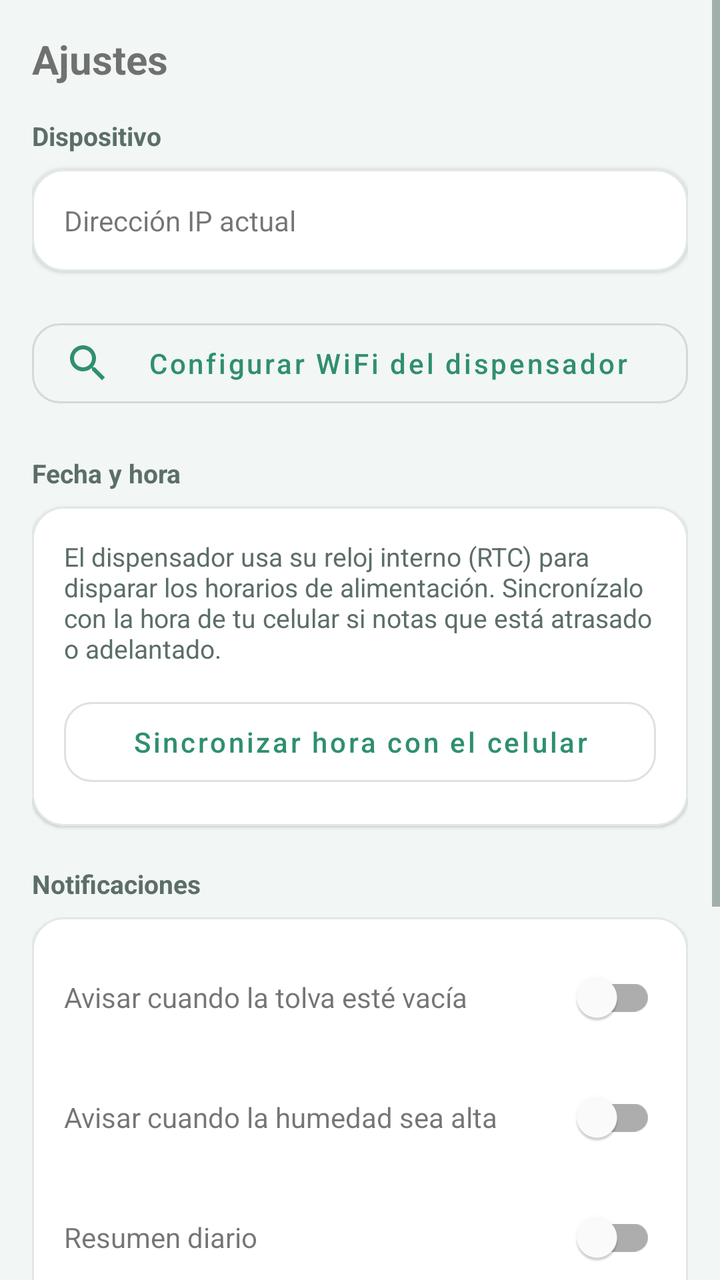
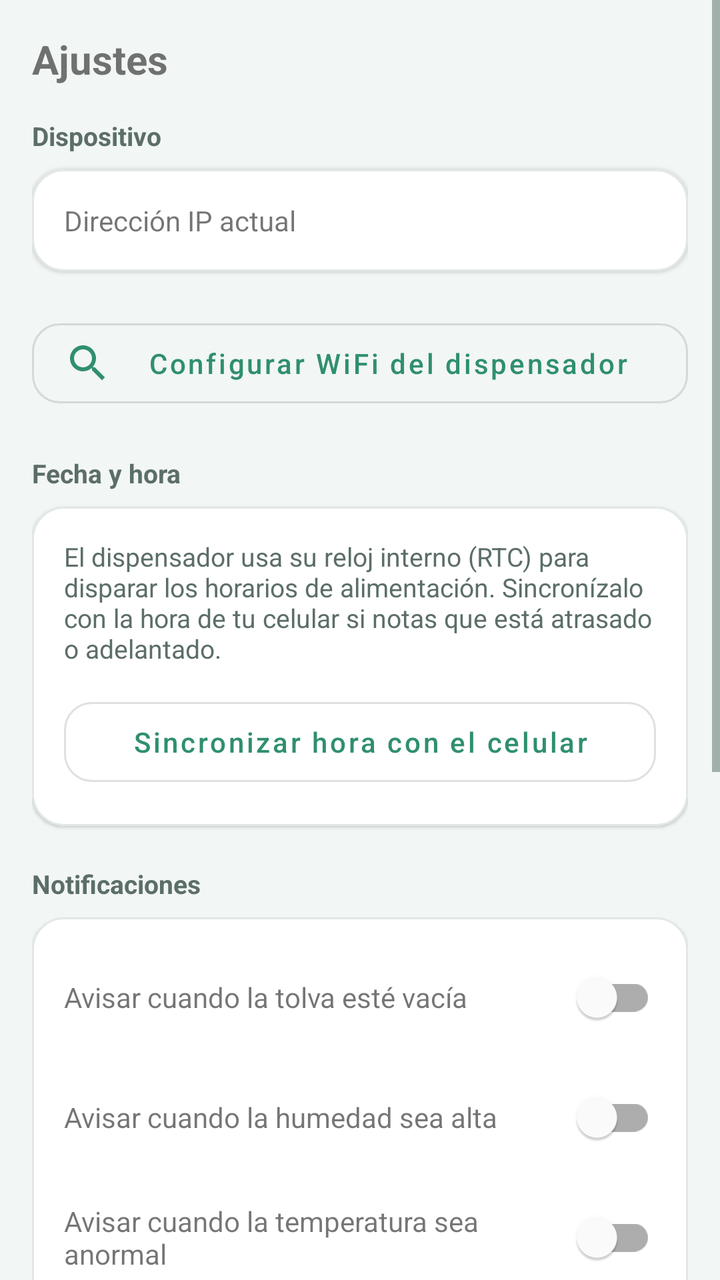

Compare the two renders of this Android layout. The source of the first and the diff that turns it into the second are given below.
<!-- AndroidManifest.xml: application theme Theme.FishFeeder -->
<!-- res/layout/fragment_settings.xml -->
<?xml version="1.0" encoding="utf-8"?>
<ScrollView xmlns:android="http://schemas.android.com/apk/res/android"
    xmlns:app="http://schemas.android.com/apk/res-auto"
    android:layout_width="match_parent"
    android:layout_height="match_parent"
    android:background="@color/background_light">

    <LinearLayout
        android:layout_width="match_parent"
        android:layout_height="wrap_content"
        android:orientation="vertical"
        android:padding="16dp">

        <TextView
            android:layout_width="wrap_content"
            android:layout_height="wrap_content"
            android:text="@string/settings_title"
            android:textSize="20sp"
            android:textStyle="bold"
            android:layout_marginBottom="16dp" />

        <TextView
            android:layout_width="wrap_content"
            android:layout_height="wrap_content"
            android:text="@string/settings_device"
            android:textSize="13sp"
            android:textStyle="bold"
            android:textColor="@color/text_secondary_light"
            android:layout_marginBottom="8dp" />

        <com.google.android.material.card.MaterialCardView
            style="@style/CardStyle"
            android:layout_width="match_parent"
            android:layout_height="wrap_content"
            android:layout_marginBottom="20dp">

            <LinearLayout
                android:layout_width="match_parent"
                android:layout_height="wrap_content"
                android:orientation="horizontal"
                android:gravity="center_vertical">

                <TextView
                    android:layout_width="0dp"
                    android:layout_height="wrap_content"
                    android:layout_weight="1"
                    android:text="@string/settings_ip_label"
                    android:textSize="14sp" />

                <TextView
                    android:id="@+id/tvCurrentIp"
                    android:layout_width="wrap_content"
                    android:layout_height="wrap_content"
                    android:textStyle="bold" />
            </LinearLayout>
        </com.google.android.material.card.MaterialCardView>

        <com.google.android.material.button.MaterialButton
            android:id="@+id/btnConfigureWifi"
            style="@style/Widget.MaterialComponents.Button.OutlinedButton"
            android:layout_width="match_parent"
            android:layout_height="52dp"
            android:layout_marginBottom="20dp"
            app:cornerRadius="14dp"
            app:icon="@drawable/ic_search"
            android:text="@string/btn_configure_wifi"
            android:textAllCaps="false" />

        <TextView
            android:layout_width="wrap_content"
            android:layout_height="wrap_content"
            android:text="@string/settings_datetime"
            android:textSize="13sp"
            android:textStyle="bold"
            android:textColor="@color/text_secondary_light"
            android:layout_marginBottom="8dp" />

        <com.google.android.material.card.MaterialCardView
            style="@style/CardStyle"
            android:layout_width="match_parent"
            android:layout_height="wrap_content"
            android:layout_marginBottom="20dp">

            <LinearLayout
                android:layout_width="match_parent"
                android:layout_height="wrap_content"
                android:orientation="vertical">

                <TextView
                    android:layout_width="match_parent"
                    android:layout_height="wrap_content"
                    android:text="@string/settings_datetime_desc"
                    android:textSize="13sp"
                    android:textColor="@color/text_secondary_light"
                    android:layout_marginBottom="12dp" />

                <com.google.android.material.button.MaterialButton
                    android:id="@+id/btnSyncTime"
                    style="@style/Widget.MaterialComponents.Button.OutlinedButton"
                    android:layout_width="match_parent"
                    android:layout_height="52dp"
                    app:cornerRadius="14dp"
                    android:text="@string/btn_sync_time"
                    android:textAllCaps="false" />
            </LinearLayout>
        </com.google.android.material.card.MaterialCardView>

        <TextView
            android:layout_width="wrap_content"
            android:layout_height="wrap_content"
            android:text="@string/settings_notifications"
            android:textSize="13sp"
            android:textStyle="bold"
            android:textColor="@color/text_secondary_light"
            android:layout_marginBottom="8dp" />

        <com.google.android.material.card.MaterialCardView
            style="@style/CardStyle"
            android:layout_width="match_parent"
            android:layout_height="wrap_content"
            android:layout_marginBottom="20dp">

            <LinearLayout
                android:layout_width="match_parent"
                android:layout_height="wrap_content"
                android:orientation="vertical">

                <LinearLayout
                    android:layout_width="match_parent"
                    android:layout_height="wrap_content"
                    android:orientation="horizontal"
                    android:gravity="center_vertical"
                    android:layout_marginBottom="12dp">

                    <TextView
                        android:layout_width="0dp"
                        android:layout_height="wrap_content"
                        android:layout_weight="1"
                        android:text="@string/settings_notify_empty"
                        android:textSize="14sp" />

                    <com.google.android.material.switchmaterial.SwitchMaterial
                        android:id="@+id/switchNotifyEmpty"
                        android:layout_width="wrap_content"
                        android:layout_height="wrap_content" />
                </LinearLayout>

                <LinearLayout
                    android:layout_width="match_parent"
                    android:layout_height="wrap_content"
                    android:orientation="horizontal"
                    android:gravity="center_vertical"
                    android:layout_marginBottom="12dp">

                    <TextView
                        android:layout_width="0dp"
                        android:layout_height="wrap_content"
                        android:layout_weight="1"
                        android:text="@string/settings_notify_humidity"
                        android:textSize="14sp" />

                    <com.google.android.material.switchmaterial.SwitchMaterial
                        android:id="@+id/switchNotifyHumidity"
                        android:layout_width="wrap_content"
                        android:layout_height="wrap_content" />
                </LinearLayout>

                <LinearLayout
                    android:layout_width="match_parent"
                    android:layout_height="wrap_content"
                    android:orientation="horizontal"
                    android:gravity="center_vertical">

                    <TextView
                        android:layout_width="0dp"
                        android:layout_height="wrap_content"
                        android:layout_weight="1"
                        android:text="@string/settings_notify_daily_summary"
                        android:textSize="14sp" />

                    <com.google.android.material.switchmaterial.SwitchMaterial
                        android:id="@+id/switchNotifyDailySummary"
                        android:layout_width="wrap_content"
                        android:layout_height="wrap_content" />
                </LinearLayout>
            </LinearLayout>
        </com.google.android.material.card.MaterialCardView>

        <TextView
            android:layout_width="wrap_content"
            android:layout_height="wrap_content"
            android:text="@string/settings_vacation_mode"
            android:textSize="13sp"
            android:textStyle="bold"
            android:textColor="@color/text_secondary_light"
            android:layout_marginBottom="8dp" />

        <com.google.android.material.card.MaterialCardView
            style="@style/CardStyle"
            android:layout_width="match_parent"
            android:layout_height="wrap_content"
            android:layout_marginBottom="20dp">

            <LinearLayout
                android:layout_width="match_parent"
                android:layout_height="wrap_content"
                android:orientation="horizontal"
                android:gravity="center_vertical">

                <TextView
                    android:layout_width="0dp"
                    android:layout_height="wrap_content"
                    android:layout_weight="1"
                    android:text="@string/settings_vacation_mode_desc"
                    android:textSize="13sp"
                    android:textColor="@color/text_secondary_light" />

                <com.google.android.material.switchmaterial.SwitchMaterial
                    android:id="@+id/switchVacationMode"
                    android:layout_width="wrap_content"
                    android:layout_height="wrap_content"
                    android:layout_marginStart="12dp" />
            </LinearLayout>
        </com.google.android.material.card.MaterialCardView>

        <com.google.android.material.button.MaterialButton
            android:id="@+id/btnDisconnect"
            style="@style/Widget.MaterialComponents.Button.OutlinedButton"
            android:layout_width="match_parent"
            android:layout_height="52dp"
            app:cornerRadius="14dp"
            app:strokeColor="@color/alert_danger"
            android:textColor="@color/alert_danger"
            android:text="@string/btn_disconnect"
            android:textAllCaps="false" />

        <com.google.android.material.button.MaterialButton
            android:id="@+id/btnConnectDevice"
            android:layout_width="match_parent"
            android:layout_height="52dp"
            app:cornerRadius="14dp"
            android:text="@string/btn_connect_device"
            android:textAllCaps="false"
            android:visibility="gone" />

    </LinearLayout>
</ScrollView>
<!-- resources referenced by this layout -->
<resources>
  <color name="alert_danger">#C6423F</color>
  <color name="background_light">#F2F6F4</color>
  <color name="text_secondary_light">#5C6E68</color>
  <!-- drawable ic_search (drawable) -->
  <vector xmlns:android="http://schemas.android.com/apk/res/android"
      android:width="24dp"
      android:height="24dp"
      android:viewportWidth="24"
      android:viewportHeight="24"
      android:tint="@color/brand_primary">
      <path
          android:fillColor="@android:color/white"
          android:pathData="M15.5,14h-0.79l-0.28,-0.27C15.41,12.59 16,11.11 16,9.5C16,5.91 13.09,3 9.5,3S3,5.91 3,9.5S5.91,16 9.5,16c1.61,0 3.09,-0.59 4.23,-1.57l0.27,0.28v0.79l5,4.99L20.49,19l-4.99,-5zM9.5,14C7.01,14 5,11.99 5,9.5S7.01,5 9.5,5S14,7.01 14,9.5S11.99,14 9.5,14z"/>
  </vector>
  <string name="btn_configure_wifi">Configurar WiFi del dispensador</string>
  <string name="btn_connect_device">Conectar dispensador</string>
  <string name="btn_disconnect">Desconectar dispositivo</string>
  <string name="btn_sync_time">Sincronizar hora con el celular</string>
  <string name="settings_datetime">Fecha y hora</string>
  <string name="settings_datetime_desc">El dispensador usa su reloj interno (RTC) para disparar los horarios de alimentación. Sincronízalo con la hora de tu celular si notas que está atrasado o adelantado.</string>
  <string name="settings_device">Dispositivo</string>
  <string name="settings_ip_label">Dirección IP actual</string>
  <string name="settings_notifications">Notificaciones</string>
  <string name="settings_notify_daily_summary">Resumen diario</string>
  <string name="settings_notify_empty">Avisar cuando la tolva esté vacía</string>
  <string name="settings_notify_humidity">Avisar cuando la humedad sea alta</string>
  <string name="settings_title">Ajustes</string>
  <string name="settings_vacation_mode">Modo vacaciones</string>
  <string name="settings_vacation_mode_desc">Pausa todos los horarios de alimentación sin borrarlos. Útil si alguien más cuida los peces o si necesitas detener la alimentación automática temporalmente.</string>
  <style name="CardStyle">
          <item name="cardCornerRadius">16dp</item>
          <item name="cardElevation">1dp</item>
          <item name="strokeColor">@color/divider_light</item>
          <item name="strokeWidth">1dp</item>
          <item name="contentPadding">16dp</item>
      </style>
  <style name="Theme.FishFeeder" parent="Theme.MaterialComponents.DayNight.NoActionBar">
          <item name="colorPrimary">@color/brand_primary</item>
          <item name="colorPrimaryDark">@color/brand_primary_dark</item>
          <item name="colorSecondary">@color/brand_secondary</item>
          <item name="colorOnPrimary">@color/surface_light</item>
          <item name="android:statusBarColor">@color/brand_primary_dark</item>
          <item name="android:windowBackground">@color/background_light</item>
          <item name="colorSurface">@color/surface_light</item>
          <item name="android:textColorPrimary">@color/text_primary_light</item>
          <item name="android:textColorSecondary">@color/text_secondary_light</item>
      </style>
  <color name="brand_primary">#2F8F6F</color>
  <color name="divider_light">#E1E8E5</color>
  <color name="brand_primary_dark">#1E6B50</color>
  <color name="brand_secondary">#3B82C4</color>
  <color name="surface_light">#FFFFFF</color>
  <color name="text_primary_light">#1B2B26</color>
</resources>

<!-- the commit's change to res/layout/fragment_settings.xml (unified diff, before → after) -->
@@ -169,6 +169,26 @@
                     android:layout_width="match_parent"
                     android:layout_height="wrap_content"
                     android:orientation="horizontal"
+                    android:gravity="center_vertical"
+                    android:layout_marginBottom="12dp">
+
+                    <TextView
+                        android:layout_width="0dp"
+                        android:layout_height="wrap_content"
+                        android:layout_weight="1"
+                        android:text="@string/settings_notify_temperature"
+                        android:textSize="14sp" />
+
+                    <com.google.android.material.switchmaterial.SwitchMaterial
+                        android:id="@+id/switchNotifyTemperature"
+                        android:layout_width="wrap_content"
+                        android:layout_height="wrap_content" />
+                </LinearLayout>
+
+                <LinearLayout
+                    android:layout_width="match_parent"
+                    android:layout_height="wrap_content"
+                    android:orientation="horizontal"
                     android:gravity="center_vertical">
 
                     <TextView
@@ -185,6 +205,25 @@
                 </LinearLayout>
             </LinearLayout>
         </com.google.android.material.card.MaterialCardView>
+
+        <TextView
+            android:layout_width="wrap_content"
+            android:layout_height="wrap_content"
+            android:text="@string/settings_thresholds"
+            android:textSize="13sp"
+            android:textStyle="bold"
+            android:textColor="@color/text_secondary_light"
+            android:layout_marginBottom="8dp" />
+
+        <com.google.android.material.button.MaterialButton
+            android:id="@+id/btnConfigureThresholds"
+            style="@style/Widget.MaterialComponents.Button.OutlinedButton"
+            android:layout_width="match_parent"
+            android:layout_height="52dp"
+            android:layout_marginBottom="20dp"
+            app:cornerRadius="14dp"
+            android:text="@string/btn_configure_thresholds"
+            android:textAllCaps="false" />
 
         <TextView
             android:layout_width="wrap_content"
<!-- resource entries referenced after the edit -->
@@ -14,6 +14,7 @@
           android:fillColor="@android:color/white"
           android:pathData="M15.5,14h-0.79l-0.28,-0.27C15.41,12.59 16,11.11 16,9.5C16,5.91 13.09,3 9.5,3S3,5.91 3,9.5S5.91,16 9.5,16c1.61,0 3.09,-0.59 4.23,-1.57l0.27,0.28v0.79l5,4.99L20.49,19l-4.99,-5zM9.5,14C7.01,14 5,11.99 5,9.5S7.01,5 9.5,5S14,7.01 14,9.5S11.99,14 9.5,14z"/>
   </vector>
+  <string name="btn_configure_thresholds">Configurar umbrales</string>
   <string name="btn_configure_wifi">Configurar WiFi del dispensador</string>
   <string name="btn_connect_device">Conectar dispensador</string>
   <string name="btn_disconnect">Desconectar dispositivo</string>
@@ -26,6 +27,8 @@
   <string name="settings_notify_daily_summary">Resumen diario</string>
   <string name="settings_notify_empty">Avisar cuando la tolva esté vacía</string>
   <string name="settings_notify_humidity">Avisar cuando la humedad sea alta</string>
+  <string name="settings_notify_temperature">Avisar cuando la temperatura sea anormal</string>
+  <string name="settings_thresholds">Umbrales de calibración y alerta</string>
   <string name="settings_title">Ajustes</string>
   <string name="settings_vacation_mode">Modo vacaciones</string>
   <string name="settings_vacation_mode_desc">Pausa todos los horarios de alimentación sin borrarlos. Útil si alguien más cuida los peces o si necesitas detener la alimentación automática temporalmente.</string>
